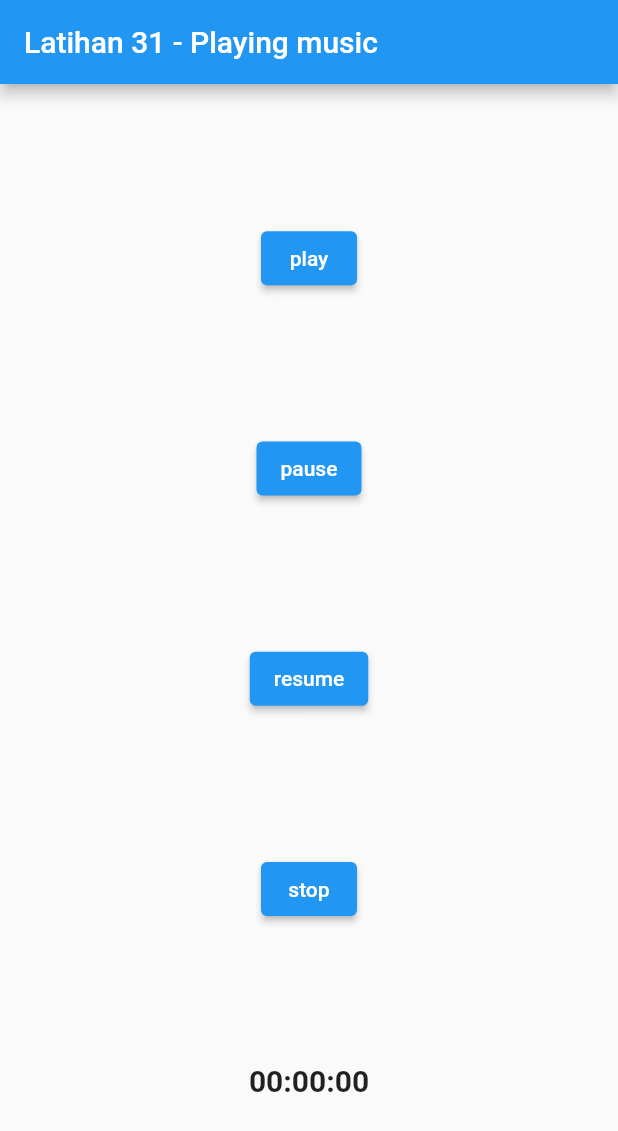
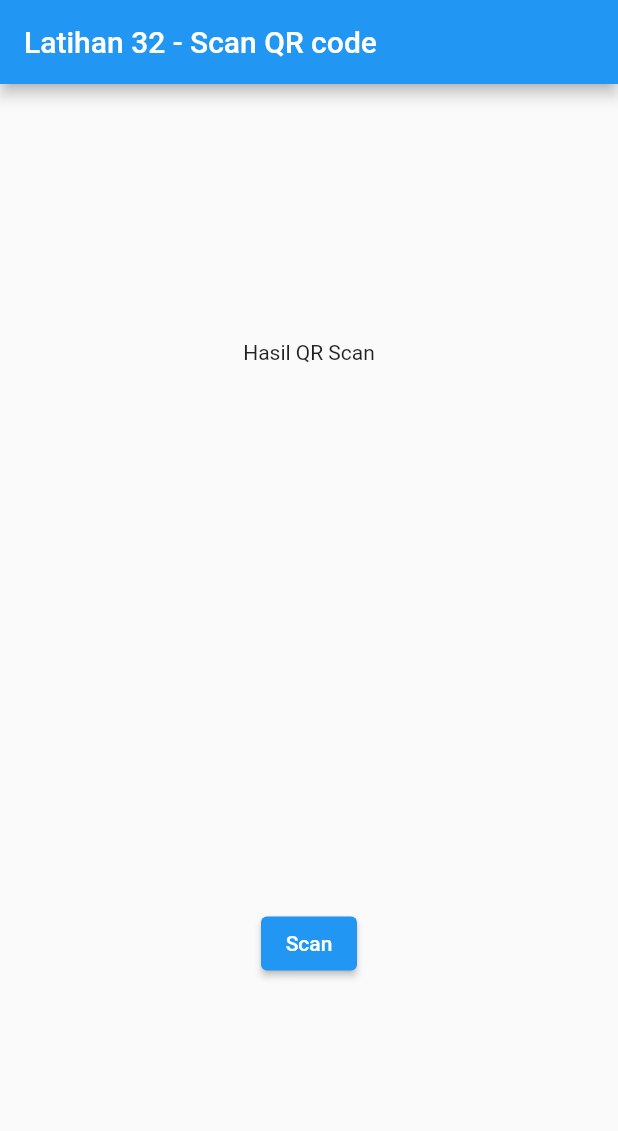
Before and after one commit to dodichakill/latihan_flutter_ku, a Flutter app: the screen it shows after launch, on a phone screen of 412 x 824 dp. Shown: the top 1131 px of the screen. Run offline on Flutter 3.47's test engine with Material 2 defaults, Android fonts, the phone set to English and light mode, and no system bars; missing offline and left inert: qrscan.

Commit message:
Latihan 32 - Scan QR code

```diff
--- a/lib/main.dart
+++ b/lib/main.dart
@@ -1,7 +1,7 @@
-// Latihan 31 - Playing music (memainkan musik)
+// Latihan 32 - Scan QR code
 
 import 'package:flutter/material.dart';
-import 'package:audioplayers/audioplayers.dart';
+import 'package:qrscan/qrscan.dart' as scanner;
 
 void main() => runApp(MyApp()); //untuk mencegah aplikasi berorientasi landscape
 
@@ -11,71 +11,29 @@ class MyApp extends StatefulWidget {
 }
 
 class _MyAppState extends State<MyApp> {
-  String durasi = '00:00:00';
-  AudioPlayer audioPlayer;
-
-  _MyAppState() {
-    audioPlayer = AudioPlayer();
-    audioPlayer.onAudioPositionChanged.listen((duration) {
-      setState(() {
-        durasi = duration.toString();
-      });
-    });
-    audioPlayer.setReleaseMode(ReleaseMode.LOOP);
-  }
-
-  void playSound(String url) async {
-    await audioPlayer.play(url);
-  }
-
-  void pauseSound() async {
-    await audioPlayer.pause();
-  }
-
-  void stopSound() async {
-    await audioPlayer.stop();
-  }
-
-  void resumeSound() {
-    audioPlayer.resume();
-  }
+  String text = 'Hasil QR Scan';
 
   @override
   Widget build(BuildContext context) {
     return MaterialApp(
       home: Scaffold(
           appBar: AppBar(
-            title: Text('Latihan 31 - Playing music'),
+            title: Text('Latihan 32 - Scan QR code'),
           ),
           body: Center(
             child: Column(
               mainAxisAlignment: MainAxisAlignment.spaceEvenly,
               children: [
+                Text(text),
+                SizedBox(
+                  height: 20,
+                ),
                 ElevatedButton(
-                    onPressed: () {
-                      playSound(
-                          'http://stream.ca.morow.com:8000/morow_med.mp3');
+                    onPressed: () async {
+                      text = await scanner.scan();
+                      setState(() {});
                     },
-                    child: Text('play')),
-                ElevatedButton(
-                    onPressed: () {
-                      pauseSound();
-                    },
-                    child: Text('pause')),
-                ElevatedButton(
-                    onPressed: () {
-                      resumeSound();
-                    },
-                    child: Text('resume')),
-                ElevatedButton(
-                    onPressed: () {
-                      stopSound();
-                    },
-                    child: Text('stop')),
-                Text(
-                  durasi,
-                  style: TextStyle(fontSize: 20, fontWeight: FontWeight.bold),
-                )
+                    child: Text('Scan'))
               ],
             ),
           )),
@@ -85,4 +43,5 @@ class _MyAppState extends State<MyApp> {
 
 // penjelasan singkat
 // ----------------
-// audioplayers: ^0.13.0
+// kita perlu memasang qrscan pada pubspec.yaml.
+// diatas merupakan contoh cara penggunannya sederhananya
--- a/pubspec.yaml
+++ b/pubspec.yaml
@@ -23,8 +23,8 @@ environment:
 dependencies:
   flutter:
     sdk: flutter
-  audioplayers: ^0.13.0
   cupertino_icons: ^1.0.0
+  qrscan: ^0.3.2
 
 dev_dependencies:
   flutter_test:
```
Also changed, not shown: pubspec.lock.
